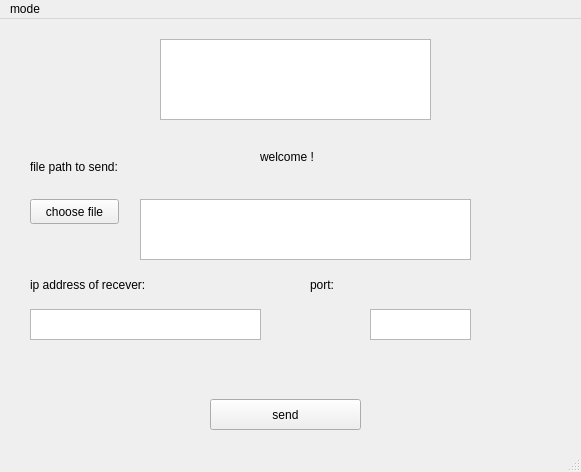
Qt form qt/ssl-gui/ssl-gui/mainwindow.ui (mio22440/opensslTransmit) before a commit.
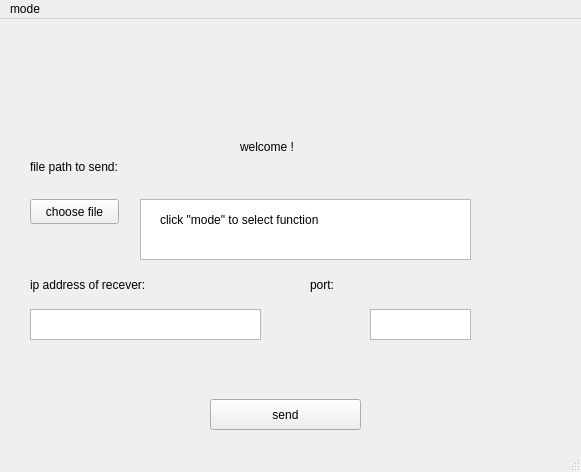
The same form after that commit.

Commit message: input method have some problem, added logo

```diff
--- a/qt/ssl-gui/ssl-gui/mainwindow.ui
+++ b/qt/ssl-gui/ssl-gui/mainwindow.ui
@@ -86,21 +86,11 @@
      <string>send</string>
     </property>
    </widget>
-   <widget class="QGraphicsView" name="gv_logo">
-    <property name="geometry">
-     <rect>
-      <x>160</x>
-      <y>20</y>
-      <width>271</width>
-      <height>81</height>
-     </rect>
-    </property>
-   </widget>
    <widget class="QLabel" name="lbl_welcome">
     <property name="geometry">
      <rect>
-      <x>260</x>
-      <y>130</y>
+      <x>240</x>
+      <y>120</y>
       <width>81</width>
       <height>16</height>
      </rect>
@@ -145,6 +135,35 @@
      </rect>
     </property>
    </widget>
+   <widget class="QLabel" name="lbl_logo">
+    <property name="geometry">
+     <rect>
+      <x>140</x>
+      <y>10</y>
+      <width>271</width>
+      <height>91</height>
+     </rect>
+    </property>
+    <property name="text">
+     <string/>
+    </property>
+    <property name="scaledContents">
+     <bool>false</bool>
+    </property>
+   </widget>
+   <widget class="QLabel" name="lbl_tips_guide">
+    <property name="geometry">
+     <rect>
+      <x>160</x>
+      <y>180</y>
+      <width>251</width>
+      <height>41</height>
+     </rect>
+    </property>
+    <property name="text">
+     <string>click &quot;mode&quot; to select function</string>
+    </property>
+   </widget>
   </widget>
   <widget class="QMenuBar" name="mb_choose_mode">
    <property name="geometry">
```
The commit also changes 32 other files.
